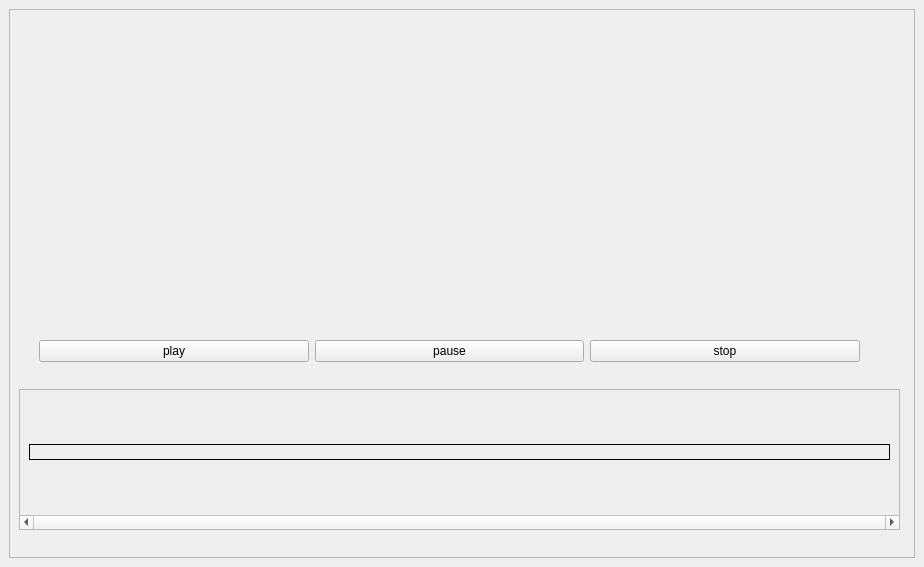
Old version of the form multimediaUI.ui in the repository snow0112/synopsis_images_of_video.
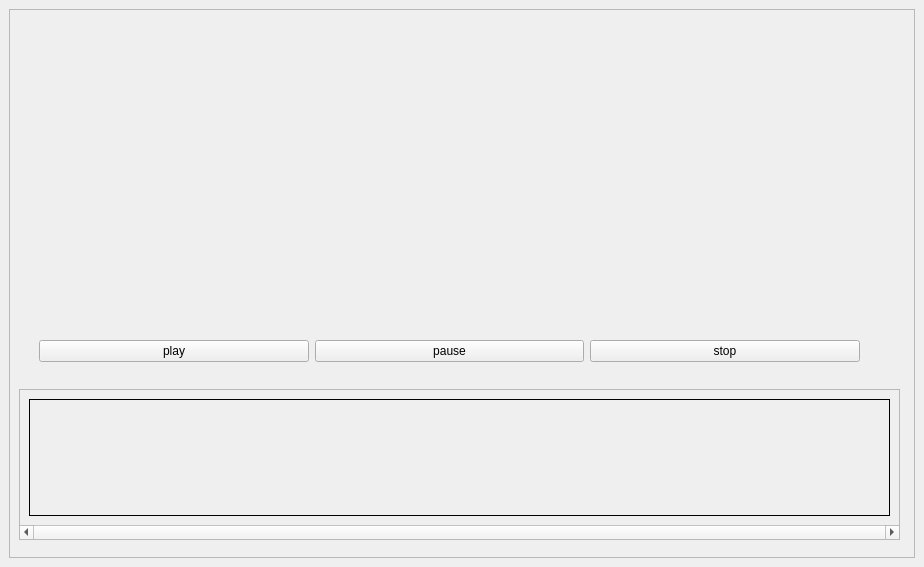
New version of the form.

Commit message: fix height but have weird aspr

Patch:
```diff
--- a/multimediaUI.ui
+++ b/multimediaUI.ui
@@ -111,11 +111,11 @@
            <x>10</x>
            <y>380</y>
            <width>881</width>
-           <height>141</height>
+           <height>151</height>
           </rect>
          </property>
          <property name="sizePolicy">
-          <sizepolicy hsizetype="MinimumExpanding" vsizetype="MinimumExpanding">
+          <sizepolicy hsizetype="MinimumExpanding" vsizetype="Fixed">
            <horstretch>0</horstretch>
            <verstretch>0</verstretch>
           </sizepolicy>
@@ -133,7 +133,7 @@
           <enum>Qt::ScrollBarAlwaysOn</enum>
          </property>
          <property name="sizeAdjustPolicy">
-          <enum>QAbstractScrollArea::AdjustToContents</enum>
+          <enum>QAbstractScrollArea::AdjustIgnored</enum>
          </property>
          <property name="widgetResizable">
           <bool>true</bool>
@@ -144,14 +144,20 @@
             <x>0</x>
             <y>0</y>
             <width>879</width>
-            <height>118</height>
+            <height>128</height>
            </rect>
           </property>
-          <layout class="QGridLayout" name="gridLayout_2">
-           <item row="0" column="0">
+          <property name="sizePolicy">
+           <sizepolicy hsizetype="Expanding" vsizetype="Preferred">
+            <horstretch>0</horstretch>
+            <verstretch>0</verstretch>
+           </sizepolicy>
+          </property>
+          <layout class="QHBoxLayout" name="horizontalLayout_2">
+           <item>
             <widget class="QLabel" name="synopsis">
              <property name="sizePolicy">
-              <sizepolicy hsizetype="Preferred" vsizetype="Fixed">
+              <sizepolicy hsizetype="Minimum" vsizetype="Ignored">
                <horstretch>0</horstretch>
                <verstretch>0</verstretch>
               </sizepolicy>
```
Left out of the diff: 12 changed lines with no effect on the pictures. The commit also changes 3 other files.
